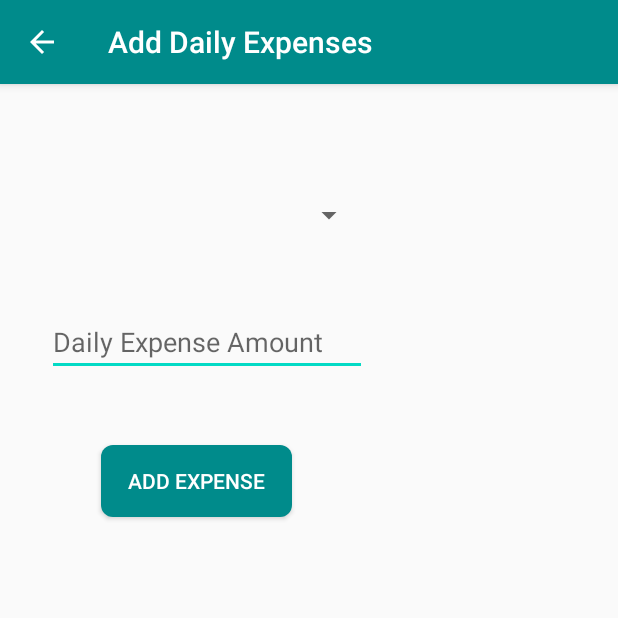
After one commit to abhinaykacham/ExpenseTracker, an Android app: the AddDailyExpenseActivity screen opened directly, with no data from a screen before it, on a phone screen of 412 x 824 dp, the top half of it. The commit adds this screen. Run offline under Robolectric (Android 15) with nearby library versions, the phone set to English and light mode, and no system bars.

Commit message:
Added Daily Expense Activity

```diff
--- a/app/src/main/AndroidManifest.xml
+++ b/app/src/main/AndroidManifest.xml
@@ -9,7 +9,8 @@
         android:roundIcon="@mipmap/ic_launcher_round"
         android:supportsRtl="true"
         android:theme="@style/AppTheme">
-        <activity android:name=".ui.settings.AddExpenseActivity"></activity>
+        <activity android:name=".ui.home.AddDailyExpenseActivity"></activity>
+        <activity android:name=".ui.settings.AddExpenseActivity" />
         <activity
             android:name=".HomeScreenActivity"
             android:label="@string/title_activity_home_screen"
--- /dev/null
+++ b/app/src/main/java/com/expensetracker/ui/home/AddDailyExpenseActivity.java
@@ -0,0 +1,66 @@
+package com.expensetracker.ui.home;
+
+import androidx.appcompat.app.AppCompatActivity;
+
+import android.content.SharedPreferences;
+import android.os.Bundle;
+import android.view.View;
+import android.widget.ArrayAdapter;
+import android.widget.Button;
+import android.widget.EditText;
+import android.widget.Spinner;
+
+import com.expensetracker.DBHelper;
+import com.expensetracker.Expense;
+import com.expensetracker.R;
+
+import java.util.ArrayList;
+
+public class AddDailyExpenseActivity extends AppCompatActivity {
+
+    Spinner mDailyExpenseSpinner;
+    private SharedPreferences prefs;
+    private DBHelper mDBHelper;
+    private EditText mDailyExpenseAmount;
+    private Button mBtnAddDailyExpense;
+    String username;
+    ArrayAdapter<Expense> mDailyExpenseAdapter;
+    ArrayList<Expense> mDailyExpenseArrayList = new ArrayList<>();
+    @Override
+    protected void onCreate(Bundle savedInstanceState) {
+        super.onCreate(savedInstanceState);
+        setContentView(R.layout.activity_add_daily_expense);
+        getSupportActionBar().setDisplayHomeAsUpEnabled(true);
+        getSupportActionBar().setTitle(R.string.add_daily_expenses);
+
+        mDBHelper = new DBHelper(this);
+        prefs = getSharedPreferences("expensetracker", MODE_PRIVATE);
+        username = prefs.getString("username", "");
+        mBtnAddDailyExpense = findViewById(R.id.button_adddailyexpense);
+        mDailyExpenseAmount = findViewById(R.id.text_dailyexpenseamount);
+        mDailyExpenseSpinner = findViewById(R.id.spinner_dailyexpense);
+
+        //Fetch daily expenses from db
+        mDailyExpenseAdapter = new ArrayAdapter<Expense>(this,android.R.layout.simple_spinner_item,mDailyExpenseArrayList);
+        mDailyExpenseAdapter.setDropDownViewResource(android.R.layout.simple_spinner_dropdown_item);
+        mDailyExpenseSpinner.setAdapter(mDailyExpenseAdapter);
+        mDailyExpenseSpinner.setPrompt("Select Expense Type");
+        // Add the default prompt type(Choose Expense Type)
+
+
+        mBtnAddDailyExpense.setOnClickListener(new View.OnClickListener() {
+            @Override
+            public void onClick(View v) {
+
+                //add entry in db
+            }
+        });
+
+    }
+
+    @Override
+    public boolean onSupportNavigateUp() {
+        onBackPressed();
+        return true;
+    }
+}
--- /dev/null
+++ b/app/src/main/res/layout/activity_add_daily_expense.xml
@@ -0,0 +1,45 @@
+<?xml version="1.0" encoding="utf-8"?>
+<androidx.constraintlayout.widget.ConstraintLayout xmlns:android="http://schemas.android.com/apk/res/android"
+    xmlns:app="http://schemas.android.com/apk/res-auto"
+    xmlns:tools="http://schemas.android.com/tools"
+    android:layout_width="match_parent"
+    android:layout_height="match_parent"
+    tools:context=".ui.home.AddDailyExpenseActivity">
+
+
+    <Spinner
+        android:id="@+id/spinner_dailyexpense"
+        android:layout_width="212dp"
+        android:layout_height="52dp"
+        android:layout_marginStart="31dp"
+        android:layout_marginTop="61dp"
+        android:overlapAnchor="false"
+        android:padding="5dp"
+        app:layout_constraintStart_toStartOf="parent"
+        app:layout_constraintTop_toTopOf="parent" />
+
+    <EditText
+        android:id="@+id/text_dailyexpenseamount"
+        android:layout_width="wrap_content"
+        android:layout_height="wrap_content"
+        android:layout_marginStart="31dp"
+        android:layout_marginTop="36dp"
+        android:ems="10"
+        android:hint="@string/daily_expense_amount"
+        android:inputType="numberDecimal"
+        app:layout_constraintStart_toStartOf="parent"
+        app:layout_constraintTop_toBottomOf="@+id/spinner_dailyexpense" />
+
+    <Button
+        android:id="@+id/button_adddailyexpense"
+        android:layout_width="127dp"
+        android:layout_height="0dp"
+        android:layout_marginStart="67dp"
+        android:layout_marginTop="46dp"
+        android:background="@drawable/roundedbutton"
+        android:text="@string/add_expense"
+        android:textColor="@color/textTitle"
+        app:layout_constraintStart_toStartOf="parent"
+        app:layout_constraintTop_toBottomOf="@+id/text_dailyexpenseamount" />
+
+</androidx.constraintlayout.widget.ConstraintLayout>
--- a/app/src/main/res/layout/fragment_settings.xml
+++ b/app/src/main/res/layout/fragment_settings.xml
@@ -123,6 +123,8 @@
         android:layout_marginEnd="16dp"
         android:layout_marginBottom="28dp"
         android:clickable="true"
+        android:tint="@android:color/black"
+        app:backgroundTint="@color/colorAccent"
         app:layout_constraintBottom_toBottomOf="parent"
         app:layout_constraintEnd_toEndOf="parent"
         app:srcCompat="@android:drawable/ic_input_add" />
--- a/app/src/main/res/values/strings.xml
+++ b/app/src/main/res/values/strings.xml
@@ -35,9 +35,11 @@
     <string name="nav_header_desc">Expense Tracker</string>
     <string name="action_settings">Settings</string>
     <string name="add_expenses">Add Expenses</string>
+    <string name="add_daily_expenses">Add Daily Expenses</string>
     <string name="add_expense">Add Expense</string>
     <string name="saved_expense_title">Expense Title</string>
     <string name="saved_expense_amount">Expense Amount</string>
+    <string name="daily_expense_amount">Daily Expense Amount</string>
 
     <string name="menu_home">Home</string>
     <string name="menu_settings">Settings</string>
```
Also changed, not shown: app/src/main/java/com/expensetracker/ui/home/HomeFragment.java (+11 -0 lines), app/src/main/res/drawable/ic_add_for_fab_background.xml (added, +74 -0 lines), app/src/main/res/drawable/ic_add_for_fab_foreground.xml (added, +15 -0 lines), app/src/main/res/drawable/spinner_style.xml (added, +33 -0 lines), app/src/main/res/layout/fragment_home.xml (+14 -0 lines).
